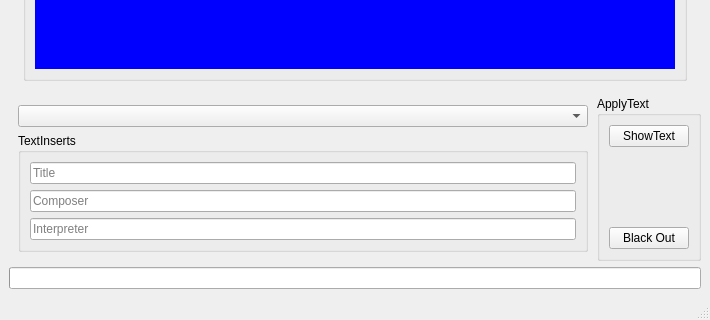
Qt form gui/UIs/striem.ui (iem-projects/striem) before a commit; both pictures show x 0 to 710 and y 357 to 677 of the 710 by 677 pixel window.
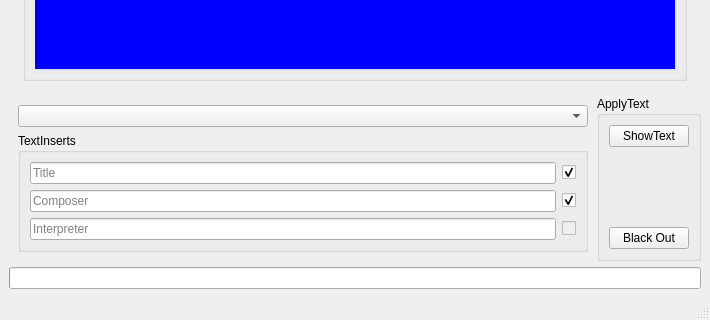
The same form after that commit.

Commit message: checkboxes to disable text-decoration

```diff
--- a/gui/UIs/striem.ui
+++ b/gui/UIs/striem.ui
@@ -204,6 +204,21 @@
             </property>
             <layout class="QVBoxLayout" name="verticalLayout_4">
              <item>
+              <widget class="QFrame" name="tileEditFrame">
+               <property name="frameShape">
+                <enum>QFrame::NoFrame</enum>
+               </property>
+               <property name="frameShadow">
+                <enum>QFrame::Raised</enum>
+               </property>
+               <property name="lineWidth">
+                <number>0</number>
+               </property>
+               <layout class="QHBoxLayout" name="horizontalLayout_3">
+                <property name="margin">
+                 <number>0</number>
+                </property>
+                <item>
               <widget class="QLineEdit" name="titleEdit">
                <property name="text">
                 <string/>
@@ -214,6 +229,37 @@
               </widget>
              </item>
              <item>
+                 <widget class="QCheckBox" name="titleDecoration">
+                  <property name="toolTip">
+                   <string>„text decoration“</string>
+                  </property>
+                  <property name="text">
+                   <string/>
+                  </property>
+                  <property name="checked">
+                   <bool>true</bool>
+                  </property>
+                 </widget>
+                </item>
+               </layout>
+              </widget>
+             </item>
+             <item>
+              <widget class="QFrame" name="composerEditFrame">
+               <property name="frameShape">
+                <enum>QFrame::NoFrame</enum>
+               </property>
+               <property name="frameShadow">
+                <enum>QFrame::Raised</enum>
+               </property>
+               <property name="lineWidth">
+                <number>0</number>
+               </property>
+               <layout class="QHBoxLayout" name="horizontalLayout_4">
+                <property name="margin">
+                 <number>0</number>
+                </property>
+                <item>
               <widget class="QLineEdit" name="composerEdit">
                <property name="text">
                 <string/>
@@ -224,6 +270,37 @@
               </widget>
              </item>
              <item>
+                 <widget class="QCheckBox" name="composerDecoration">
+                  <property name="toolTip">
+                   <string>(text decoration)</string>
+                  </property>
+                  <property name="text">
+                   <string/>
+                  </property>
+                  <property name="checked">
+                   <bool>true</bool>
+                  </property>
+                 </widget>
+                </item>
+               </layout>
+              </widget>
+             </item>
+             <item>
+              <widget class="QFrame" name="interpretEditFrame">
+               <property name="frameShape">
+                <enum>QFrame::NoFrame</enum>
+               </property>
+               <property name="frameShadow">
+                <enum>QFrame::Raised</enum>
+               </property>
+               <property name="lineWidth">
+                <number>0</number>
+               </property>
+               <layout class="QHBoxLayout" name="horizontalLayout_5">
+                <property name="margin">
+                 <number>0</number>
+                </property>
+                <item>
               <widget class="QLineEdit" name="interpretEdit">
                <property name="text">
                 <string/>
@@ -231,6 +308,22 @@
                <property name="placeholderText">
                 <string>Interpreter</string>
                </property>
+                 </widget>
+                </item>
+                <item>
+                 <widget class="QCheckBox" name="interpretDecoration">
+                  <property name="enabled">
+                   <bool>false</bool>
+                  </property>
+                  <property name="toolTip">
+                   <string>text decoration</string>
+                  </property>
+                  <property name="text">
+                   <string/>
+                  </property>
+                 </widget>
+                </item>
+               </layout>
               </widget>
              </item>
             </layout>
```
Lines whose indentation alone changed are shown as unchanged.
